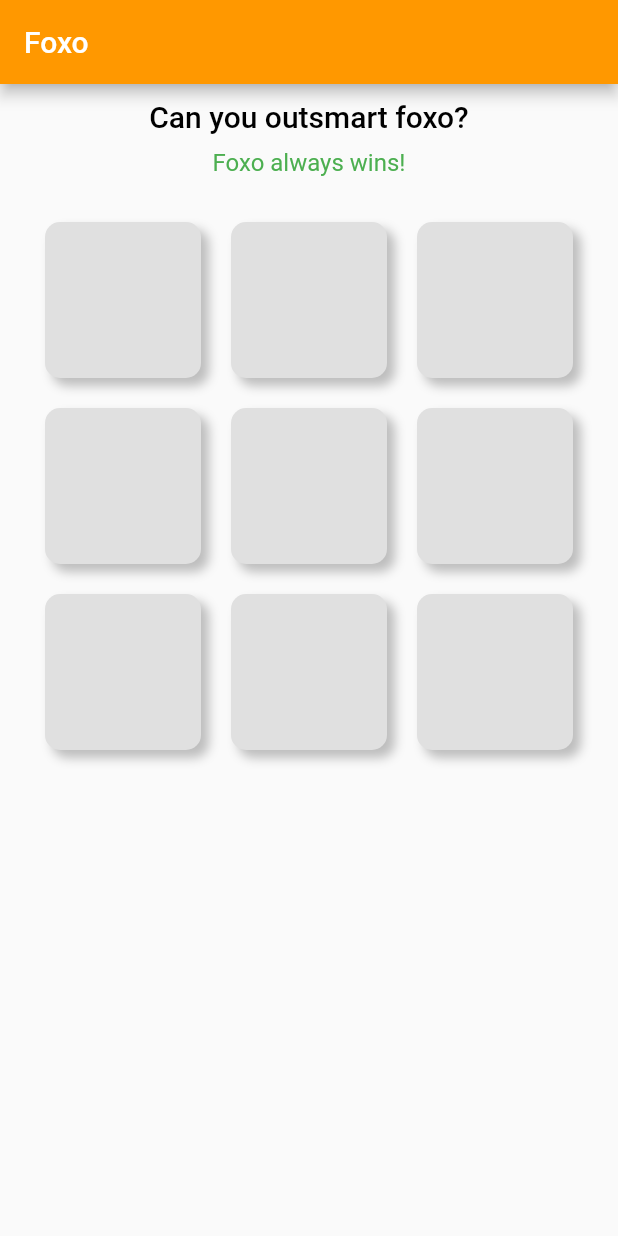
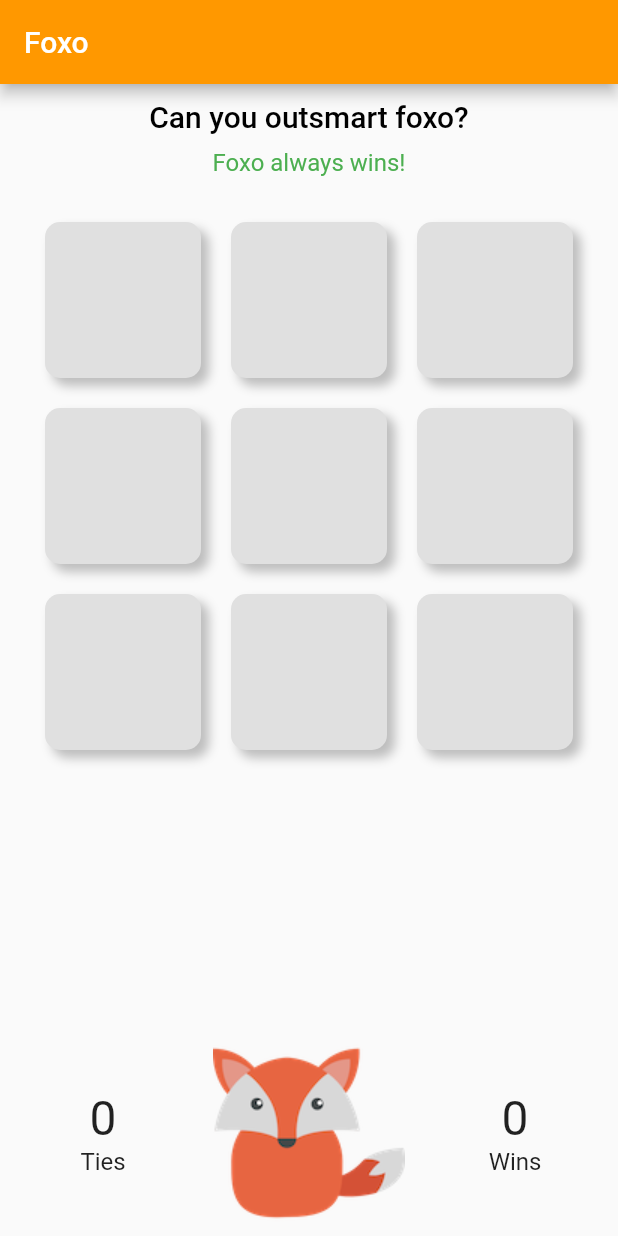
Before and after one commit to ScottBouloutian/foxo, a Flutter app: the screen it shows after launch, on a phone screen of 412 x 824 dp. Run offline on Flutter 3.47's test engine with Material 2 defaults, Android fonts, the phone set to English and light mode, and no system bars.

Commit message:
add score section

```diff
--- a/lib/cell.dart
+++ b/lib/cell.dart
@@ -5,13 +5,13 @@ class Cell extends StatelessWidget {
     return Container(
       decoration: BoxDecoration(
         borderRadius: BorderRadius.all(
-                    Radius.circular(10.0),
+          Radius.circular(10),
         ),
         boxShadow: [
           BoxShadow(
             color: Colors.grey[400],
-                        offset: Offset(5.0, 5.0),
-                        blurRadius: 5.0,
+            offset: Offset(5, 5),
+            blurRadius: 5,
           )
         ],
         color: Colors.grey[300],
--- a/lib/home_page.dart
+++ b/lib/home_page.dart
@@ -1,6 +1,7 @@
 import 'package:flutter/material.dart';
 import 'message.dart';
 import 'cell.dart';
+import 'score.dart';
 
 class HomePage extends StatefulWidget {
   HomePage({Key key, this.title}) : super(key: key);
@@ -11,7 +12,6 @@ class HomePage extends StatefulWidget {
   _HomePageState createState() => _HomePageState();
 }
 
-// Home Screen State
 class _HomePageState extends State<HomePage> {
   @override
   Widget build(BuildContext context) {
@@ -38,7 +38,26 @@ class _HomePageState extends State<HomePage> {
               }),
               padding: const EdgeInsets.all(20),
             )
-          )
+          ),
+          Row(
+            children: [
+              Expanded(
+                child: Score(
+                  title: 'Ties',
+                  value: 0,
+                ),
+              ),
+              Expanded(
+                child: Image.asset('images/fox.png'),
+              ),
+              Expanded(
+                child: Score(
+                  title: 'Wins',
+                  value: 0,
+                ),
+              ),
+            ],
+          ),
         ],
       )
     );
--- /dev/null
+++ b/lib/score.dart
@@ -0,0 +1,29 @@
+import 'package:flutter/material.dart';
+
+class Score extends StatefulWidget {
+  Score({Key key, this.title, this.value}) : super(key: key);
+
+  final String title;
+  final int value;
+
+  @override
+  _ScoreState createState() => _ScoreState();
+}
+
+class _ScoreState extends State<Score> {
+  @override
+  Widget build(BuildContext context) {
+    return Column(
+      children: [
+        Text(
+          widget.value.toString(),
+          style: TextStyle(fontSize: 32),
+        ),
+        Text(
+          widget.title,
+          style: TextStyle(fontSize: 16),
+        ),
+      ],
+    );
+  }
+}
```
Lines whose indentation alone changed are shown as unchanged.
